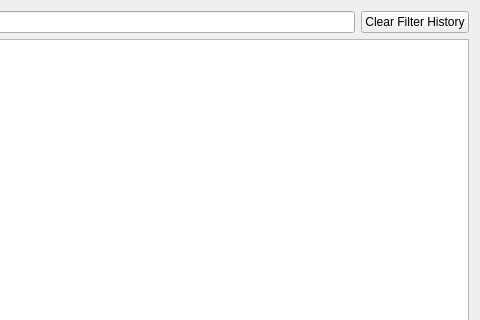
Old version of the form qdevicemonitor/DeviceWidget.ui in the repository alopatindev/qdevicemonitor; both pictures show x 305 to 785 and y 0 to 320 of the 785 by 451 pixel window.
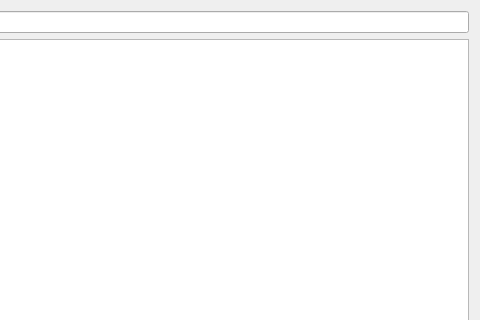
New version of the form.

Patch:
```diff
--- a/qdevicemonitor/DeviceWidget.ui
+++ b/qdevicemonitor/DeviceWidget.ui
@@ -35,13 +35,6 @@
      <item>
       <widget class="QLineEdit" name="filterLineEdit"/>
      </item>
-     <item>
-      <widget class="QPushButton" name="clearFilterHistoryPushButton">
-       <property name="text">
-        <string>Clear Filter History</string>
-       </property>
-      </widget>
-     </item>
     </layout>
    </item>
    <item>
```
